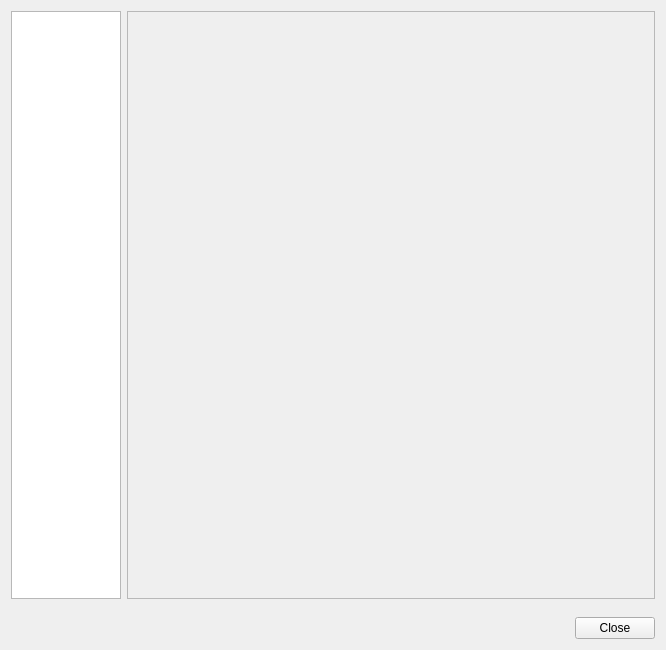
This is src/preferences/configdialog.ui in nschimme/MMapper as Qt 5 draws it before an edit. The edited form follows.
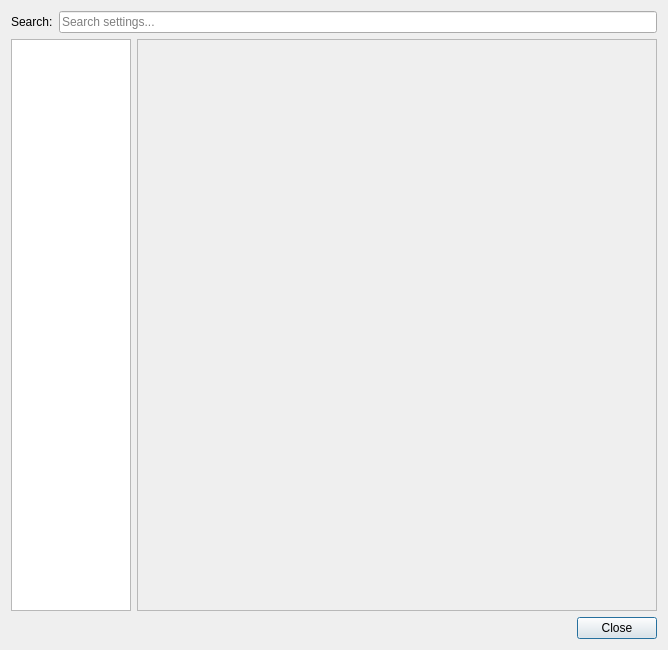
This is the edited form.

Commit message: Refactor configuration to use NamedConfig and ChangeMonitor

The edit to the form file:
```diff
--- a/src/preferences/configdialog.ui
+++ b/src/preferences/configdialog.ui
@@ -1,7 +1,7 @@
 <?xml version="1.0" encoding="UTF-8"?>
 <ui version="4.0">
  <class>ConfigDialog</class>
- <widget class="QWidget" name="ConfigDialog">
+ <widget class="QDialog" name="ConfigDialog">
   <property name="geometry">
    <rect>
     <x>0</x>
@@ -12,33 +12,51 @@
   </property>
   <layout class="QVBoxLayout" name="_4">
    <item>
-    <layout class="QHBoxLayout" name="_3">
+    <layout class="QHBoxLayout" name="searchLayout">
+     <item>
+      <widget class="QLabel" name="searchLabel">
+       <property name="text">
+        <string>Search:</string>
+       </property>
+      </widget>
+     </item>
+     <item>
+      <widget class="QLineEdit" name="searchLineEdit">
+       <property name="placeholderText">
+        <string>Search settings...</string>
+       </property>
+       <property name="clearButtonEnabled">
+        <bool>true</bool>
+       </property>
+      </widget>
+     </item>
+    </layout>
+   </item>
+   <item>
+    <layout class="QHBoxLayout" name="contentLayout">
      <item>
       <widget class="QListWidget" name="contentsWidget">
        <property name="minimumSize">
         <size>
-         <width>110</width>
+         <width>120</width>
          <height>0</height>
         </size>
        </property>
        <property name="maximumSize">
         <size>
-         <width>110</width>
+         <width>120</width>
          <height>16777215</height>
         </size>
        </property>
        <property name="iconSize">
         <size>
-         <width>70</width>
-         <height>70</height>
+         <width>48</width>
+         <height>48</height>
         </size>
        </property>
        <property name="spacing">
         <number>9</number>
        </property>
-       <property name="viewMode">
-        <enum>QListView::IconMode</enum>
-       </property>
       </widget>
      </item>
      <item>
@@ -53,38 +71,27 @@
         <bool>true</bool>
        </property>
        <widget class="QWidget" name="scrollAreaWidgetContents">
-        <property name="geometry">
-         <rect>
-          <x>0</x>
-          <y>0</y>
-          <width>518</width>
-          <height>558</height>
-         </rect>
-        </property>
-        <layout class="QHBoxLayout" name="horizontalLayout_3"/>
+        <layout class="QVBoxLayout" name="scrollAreaLayout">
+         <property name="leftMargin">
+          <number>0</number>
+         </property>
+         <property name="topMargin">
+          <number>0</number>
+         </property>
+         <property name="rightMargin">
+          <number>0</number>
+         </property>
+         <property name="bottomMargin">
+          <number>0</number>
+         </property>
+        </layout>
        </widget>
       </widget>
      </item>
     </layout>
    </item>
    <item>
-    <spacer name="closeSpacer">
-     <property name="orientation">
-      <enum>Qt::Vertical</enum>
-     </property>
-     <property name="sizeType">
-      <enum>QSizePolicy::Fixed</enum>
-     </property>
-     <property name="sizeHint" stdset="0">
-      <size>
-       <width>12</width>
-       <height>12</height>
-      </size>
-     </property>
-    </spacer>
-   </item>
-   <item>
-    <layout class="QHBoxLayout" name="_2">
+    <layout class="QHBoxLayout" name="buttonLayout">
      <item>
       <spacer name="horizontalSpacer">
        <property name="orientation">
```
Left out of the diff: 2 changed lines with no effect on the pictures. The commit also changes 34 other files.
